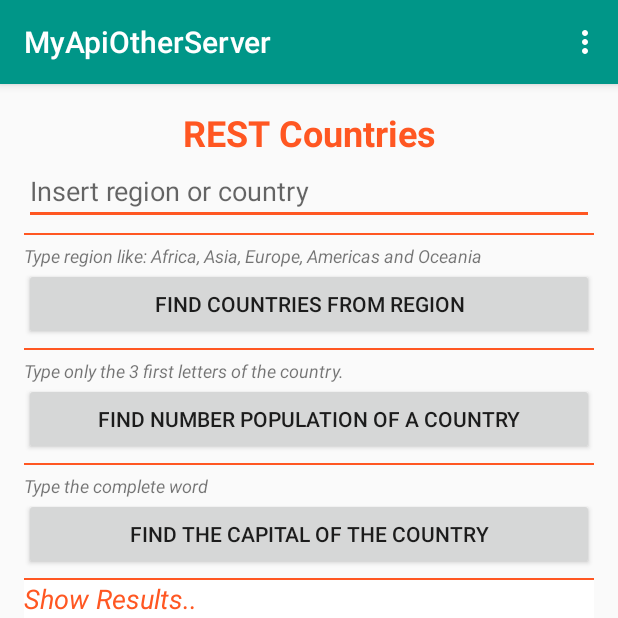
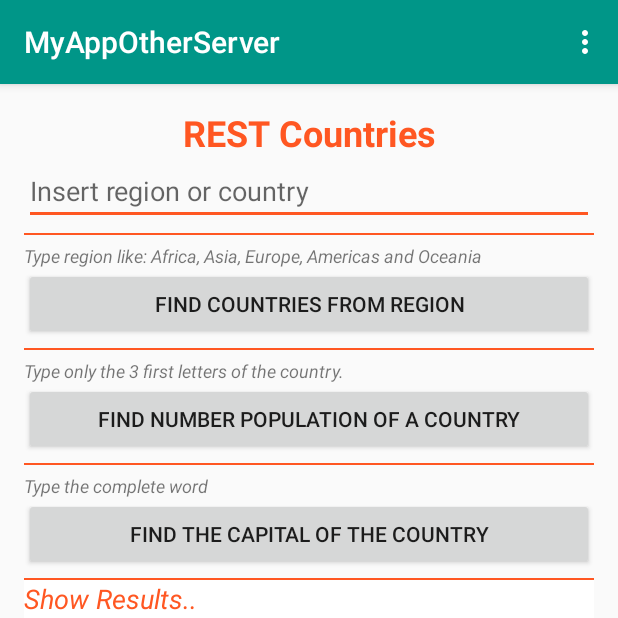
Before and after one commit to paulonova/MyApiOtherServer, an Android app: the screen it shows after launch (MainActivity), on a phone screen of 412 x 824 dp, the top half of it. Run offline under Robolectric (Android 15) with nearby library versions, the light colour scheme and no system bars.

Commit message:
Commit 16/05/24 - Just a litle adjuntment.

```diff
--- a/app/src/main/java/se/paulo/nackademin/myapiotherserver/JSONParser.java
+++ b/app/src/main/java/se/paulo/nackademin/myapiotherserver/JSONParser.java
@@ -30,6 +30,7 @@ public class JSONParser {
                     JSONObject jsonObject = parentArray.getJSONObject(i);
                     country.setCountry(jsonObject.getString("name"));
                     country.setCapital(jsonObject.getString("capital"));
+                    country.setPopulation(jsonObject.getLong("population"));
                     countryList.add(country);
                 }
                 return countryList;
--- a/app/src/main/java/se/paulo/nackademin/myapiotherserver/MainActivity.java
+++ b/app/src/main/java/se/paulo/nackademin/myapiotherserver/MainActivity.java
@@ -32,7 +32,7 @@ public class MainActivity extends AppCompatActivity implements View.OnClickListe
     private String resultText;
 
     public static final String URL_REGION = "https://restcountries.eu/rest/v1/region/";
-    public static final String URL_POPULATION = "https://restcountries.eu/rest/v1/alpha/";  // OK   https://restcountries.eu/rest/v1/alpha/
+    public static final String URL_POPULATION = "https://restcountries.eu/rest/v1/name/";  // OK   https://restcountries.eu/rest/v1/alpha/
     public static final String URL_CAPITAL = "https://restcountries.eu/rest/v1/name/";
 
 
@@ -227,7 +227,7 @@ public class MainActivity extends AppCompatActivity implements View.OnClickListe
                 setButtonPressed(3);
                 if(isOnLine()){
                     if(!resultText.isEmpty() && resultText != null){
-                        requestData(URL_CAPITAL + resultText.toLowerCase() + "?fullText=true");
+                        requestData(URL_CAPITAL + resultText.toLowerCase() ); // + "?fullText=true"
                     }else{
                         Toast.makeText(getApplicationContext(), "Empty field! try again..", Toast.LENGTH_LONG).show();
                     }
--- /dev/null
+++ b/app/src/main/res/layout-land/content_main.xml
@@ -0,0 +1,127 @@
+<?xml version="1.0" encoding="utf-8"?>
+
+<ScrollView xmlns:android="http://schemas.android.com/apk/res/android"
+    xmlns:app="http://schemas.android.com/apk/res-auto"
+    xmlns:tools="http://schemas.android.com/tools"
+    android:layout_width="match_parent"
+    android:layout_height="match_parent">
+
+
+
+ <LinearLayout
+        android:layout_width="match_parent"
+        android:layout_height="match_parent"
+        android:orientation="vertical"
+        android:paddingBottom="32dp"
+        android:paddingLeft="64dp"
+        android:paddingRight="64dp"
+        android:paddingTop="64dp"
+        app:layout_behavior="@string/appbar_scrolling_view_behavior"
+        tools:context="se.paulo.nackademin.myapiotherserver.MainActivity"
+        tools:showIn="@layout/activity_main">
+
+        <TextView
+            android:layout_width="match_parent"
+            android:layout_height="wrap_content"
+            android:text="@string/rest_country"
+            android:textStyle="bold"
+            android:gravity="center"
+            android:textColor="@color/colorAccent"
+            android:textSize="24sp"/>
+
+        <EditText
+            android:id="@+id/edtRegion"
+            android:layout_width="match_parent"
+            android:layout_height="wrap_content"
+            android:hint="@string/insert_field"/>
+
+    <View
+        android:layout_width="match_parent"
+        android:layout_height="1dp"
+        android:layout_marginTop="5dp"
+        android:background="@color/colorAccent"/>
+
+    <TextView
+        android:layout_width="match_parent"
+        android:layout_height="wrap_content"
+        android:layout_marginTop="5dp"
+        android:textSize="12sp"
+        android:textStyle="italic"
+        android:text="@string/region"/>
+
+        <Button
+            android:id="@+id/btnFindCountries"
+            android:layout_width="match_parent"
+            android:layout_height="wrap_content"
+            android:text="@string/countries_region"/>
+
+        <View
+            android:layout_width="match_parent"
+            android:layout_height="1dp"
+            android:layout_marginTop="5dp"
+            android:background="@color/colorAccent"/>
+
+    <TextView
+        android:layout_width="match_parent"
+        android:layout_height="wrap_content"
+        android:textSize="12sp"
+        android:layout_marginTop="5dp"
+        android:textStyle="italic"
+        android:text="@string/three_letters"/>
+
+        <Button
+            android:id="@+id/btnFindPopulation"
+            android:layout_width="match_parent"
+            android:layout_height="wrap_content"
+            android:text="@string/find_population"/>
+
+        <View
+            android:layout_width="match_parent"
+            android:layout_height="1dp"
+            android:layout_marginTop="5dp"
+            android:background="@color/colorAccent"/>
+
+    <TextView
+        android:layout_width="match_parent"
+        android:layout_height="wrap_content"
+        android:textSize="12sp"
+        android:layout_marginTop="5dp"
+        android:textStyle="italic"
+        android:text="@string/complete_word"/>
+
+        <Button
+            android:id="@+id/btnFindCapital"
+            android:layout_width="match_parent"
+            android:layout_height="wrap_content"
+            android:text="@string/find_capital"/>
+
+        <View
+            android:layout_width="match_parent"
+            android:layout_height="1dp"
+            android:layout_marginTop="5dp"
+            android:background="@color/colorAccent"/>
+
+        <include layout="@layout/progressbar_layout"
+            android:layout_width="match_parent"
+            android:layout_height="wrap_content"/>
+
+       <ScrollView
+           android:layout_width="match_parent"
+           android:layout_height="300dp"
+           android:background="#ffffff">
+
+              <TextView
+                  android:id="@+id/txtShowResults"
+                  android:layout_width="match_parent"
+                  android:layout_height="wrap_content"
+                  android:text="@string/show_results"
+                  android:scrollbars="vertical"
+                  android:textStyle="italic"
+                  android:textColor="@color/colorAccent"
+                  android:textSize="18sp"/>
+
+       </ScrollView>
+
+    </LinearLayout>
+
+</ScrollView>
--- a/app/src/main/res/values/strings.xml
+++ b/app/src/main/res/values/strings.xml
@@ -1,5 +1,5 @@
 <resources>
-    <string name="app_name">MyApiOtherServer</string>
+    <string name="app_name">MyAppOtherServer</string>
     <string name="action_settings">Settings</string>
     <string name="clear">Clear</string>
     <string name="title_activity_show_results">ShowResultsActivity</string>
```
